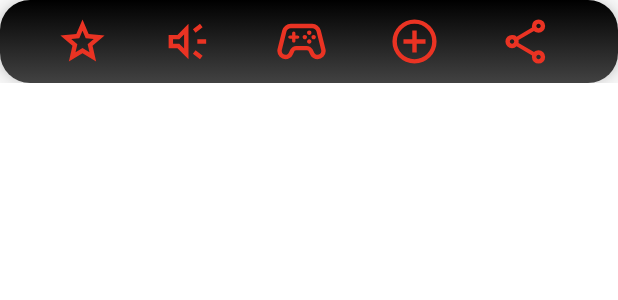
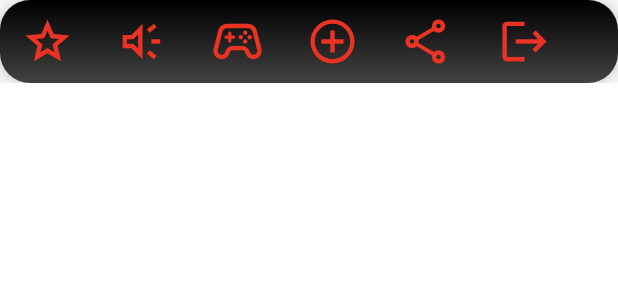
Before and after one commit to Kvel12/DADM-PicoBotella-EquipoSiete, an Android app: the layout toolbar_home.xml on its own in the app's theme, with its tools: preview values and no code run, on a phone screen of 412 x 824 dp. Shown: the top 300 px of the screen. Run offline under Robolectric (Android 15) with nearby library versions, the phone set to English and light mode, and no system bars.

Commit message:
first commit HU4

```diff
--- a/app/src/main/java/com/example/dadm/view/fragment/HomeFragment.kt
+++ b/app/src/main/java/com/example/dadm/view/fragment/HomeFragment.kt
@@ -108,6 +108,12 @@ class HomeFragment : Fragment() {
             }
             startActivity(Intent.createChooser(shareIntent, "Compartir usando"))
         }
+
+        binding.toolbarHome.icLogout.setOnClickListener {
+            // Navegar al fragmento de inicio de sesión
+            findNavController().navigate(R.id.action_homeFragment_to_loginFragment)
+        }
+
 
     }
 
--- a/app/src/main/java/com/example/dadm/viewmodel/LoginViewModel.kt
+++ b/app/src/main/java/com/example/dadm/viewmodel/LoginViewModel.kt
@@ -50,6 +50,7 @@ class LoginViewModel @Inject constructor() : ViewModel() {
                 _isRegister.postValue(userResponse)
             }
         } else {
+            // Mostrar mensaje de error si los campos no son válidos
             _isRegister.postValue(
                 UserResponse(
                     isRegister = false,
@@ -67,10 +68,12 @@ class LoginViewModel @Inject constructor() : ViewModel() {
                     if (it.isSuccessful) {
                         isLogin(true)
                     } else {
+                        // Mostrar mensaje de login incorrecto
                         isLogin(false)
                     }
                 }
         } else {
+            // Si el email o la contraseña no son válidos
             isLogin(false)
         }
     }
--- /dev/null
+++ b/app/src/main/res/drawable/ic_logout.xml
@@ -0,0 +1,11 @@
+<vector xmlns:android="http://schemas.android.com/apk/res/android"
+    android:height="35dp"
+    android:viewportHeight="24"
+    android:viewportWidth="24"
+    android:width="35dp">
+
+    <path
+        android:fillColor="#EA3323"
+        android:pathData="M17,7l-1.41,1.41L18.17,11H8v2h10.17l-2.58,2.58L17,17l5,-5zM4,5h8V3H4c-1.1,0 -2,0.9 -2,2v14c0,1.1 0.9,2 2,2h8v-2H4V5z"/>
+
+</vector>
--- a/app/src/main/res/layout/toolbar_home.xml
+++ b/app/src/main/res/layout/toolbar_home.xml
@@ -15,7 +15,7 @@
             android:layout_height="wrap_content"
             app:cardCornerRadius="20dp"
             app:cardElevation="10dp"
-            android:padding="10dp"
+            android:padding="1dp"
             app:layout_constraintTop_toTopOf="parent"
             app:layout_constraintBottom_toBottomOf="parent"
             app:layout_constraintStart_toStartOf="parent"
@@ -25,15 +25,16 @@
                 android:layout_width="match_parent"
                 android:layout_height="match_parent"
                 android:background="@drawable/font_degraded"
-                android:gravity="center"
+                android:gravity="center_vertical|start"
                 android:orientation="horizontal"
-                android:paddingVertical="10dp">
+                android:paddingVertical="10dp"
+                android:weightSum="7">
 
                 <ImageButton
                     android:id="@+id/icStar"
                     android:layout_width="wrap_content"
                     android:layout_height="match_parent"
-                    android:layout_marginHorizontal="15dp"
+                    android:layout_marginHorizontal="14dp"
                     android:src="@drawable/ic_star"
                     android:background="?attr/selectableItemBackgroundBorderless"
                     app:layout_constraintTop_toTopOf="parent" />
@@ -42,7 +43,7 @@
                     android:id="@+id/icMuteOff"
                     android:layout_width="wrap_content"
                     android:layout_height="match_parent"
-                    android:layout_marginHorizontal="20dp"
+                    android:layout_marginHorizontal="14dp"
                     android:src="@drawable/ic_volume_on"
                     android:visibility="visible"
                     android:background="?attr/selectableItemBackgroundBorderless"
@@ -52,7 +53,7 @@
                     android:id="@+id/icMuteOn"
                     android:layout_width="wrap_content"
                     android:layout_height="match_parent"
-                    android:layout_marginHorizontal="20dp"
+                    android:layout_marginHorizontal="14dp"
                     android:src="@drawable/ic_volume_off"
                     android:visibility="gone"
                     android:background="?attr/selectableItemBackgroundBorderless"
@@ -62,7 +63,7 @@
                     android:id="@+id/icRules"
                     android:layout_width="wrap_content"
                     android:layout_height="match_parent"
-                    android:layout_marginHorizontal="20dp"
+                    android:layout_marginHorizontal="14dp"
                     android:src="@drawable/ic_rules"
                     android:background="?attr/selectableItemBackgroundBorderless"
                     app:layout_constraintTop_toTopOf="parent" />
@@ -71,7 +72,7 @@
                     android:id="@+id/icAddChallenge"
                     android:layout_width="wrap_content"
                     android:layout_height="match_parent"
-                    android:layout_marginHorizontal="20dp"
+                    android:layout_marginHorizontal="14dp"
                     android:src="@drawable/ic_add"
                     android:background="?attr/selectableItemBackgroundBorderless"
                     app:layout_constraintTop_toTopOf="parent" />
@@ -80,9 +81,18 @@
                     android:id="@+id/icShareApp"
                     android:layout_width="wrap_content"
                     android:layout_height="match_parent"
-                    android:layout_marginHorizontal="20dp"
+                    android:layout_marginHorizontal="14dp"
                     android:src="@drawable/ic_share"
                     android:background="?attr/selectableItemBackgroundBorderless"
+                    app:layout_constraintTop_toTopOf="parent" />
+
+                <ImageButton
+                    android:id="@+id/icLogout"
+                    android:layout_width="37dp"
+                    android:layout_height="match_parent"
+                    android:layout_marginHorizontal="14dp"
+                    android:background="?attr/selectableItemBackgroundBorderless"
+                    android:src="@drawable/ic_logout"
                     app:layout_constraintTop_toTopOf="parent" />
 
             </LinearLayout>
--- a/app/src/main/res/navigation/nav_graph.xml
+++ b/app/src/main/res/navigation/nav_graph.xml
@@ -30,6 +30,9 @@
         <action
             android:id="@+id/action_homeFragment_to_rulesPlayFragment"
             app:destination="@id/rulesPlayFragment" />
+        <action
+            android:id="@+id/action_homeFragment_to_loginFragment"
+            app:destination="@id/loginFragment" />
     </fragment>
 
     <fragment
```
Also changed, not shown: app/src/main/java/com/example/dadm/repository/LoginRepository.kt (+3 -5 lines), app/src/main/java/com/example/dadm/view/fragment/LoginFragment.kt (+5 -2 lines), app/src/main/res/layout/fragment_login.xml (+13 -10 lines).
